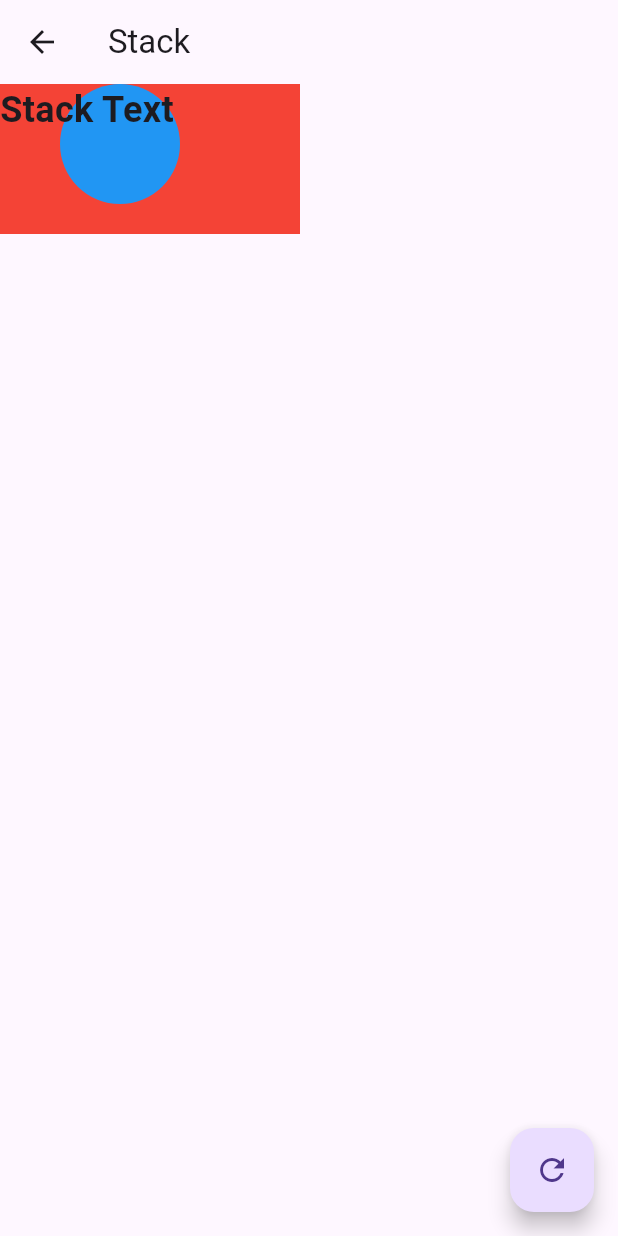
After one commit to NguyenThanhhToan/Dio_fetchAPI, a Flutter app: the StackExample screen opened directly, after a tap on the "refresh" icon, on a phone screen of 412 x 824 dp. The commit adds this screen. Run offline on Flutter 3.47's test engine with Material 3 defaults, Android fonts, the phone set to English and light mode, and no system bars.

Commit message:
feat: add example stack

```diff
--- a/lib/input.dart
+++ b/lib/input.dart
@@ -2,7 +2,8 @@ import 'package:flutter/material.dart';
 import 'home.dart';
 import 'button.dart';
 import 'screen1.dart';
-import 'columm.dart';
+import 'column.dart';
+import 'stack.dart';
 
 class NameInputScreen extends StatelessWidget {
   const NameInputScreen({super.key});
@@ -22,7 +23,7 @@ class NameInputScreen extends StatelessWidget {
               Navigator.push(
                 context,
                 MaterialPageRoute(
-                  builder: (context) => const AlignExample(),
+                  builder: (context) => const StackExample(),
                 ),
               );
             },
--- /dev/null
+++ b/lib/stack.dart
@@ -0,0 +1,51 @@
+import 'package:flutter/material.dart';
+
+class StackExample extends StatefulWidget{
+  const StackExample ({super.key,});
+  @override
+  State<StatefulWidget> createState() => _StackExample();
+}
+
+class _StackExample extends State<StackExample>{
+  @override
+  Widget build(BuildContext context) {
+    bool showCircle = true;
+    return Scaffold(
+      appBar: AppBar(title: const Text("Stack")),
+      body: Stack(
+          children: [
+            Container(
+              color: Colors.red,
+              width: 200,
+              height: 100,
+            ),
+            if (showCircle)
+              Positioned(
+                top: 0,
+                right: 80,
+                child: Container(
+                  height: 80,
+                  width: 80,
+                  decoration: const BoxDecoration(
+                    shape: BoxShape.circle,
+                    color: Colors.blue,
+                  ),
+                ),
+              ),
+            const Text(
+              'Stack Text',
+              style: TextStyle(fontSize: 24, fontWeight: FontWeight.bold),
+            ),
+          ],
+        ),
+      floatingActionButton: FloatingActionButton(
+        onPressed: () {
+          setState(() {
+            showCircle = !showCircle;
+          });
+        },
+        child: const Icon(Icons.refresh),
+      ),
+    );
+  }
+}
```
Also changed, not shown: lib/column.dart (renamed from lib/columm.dart).
